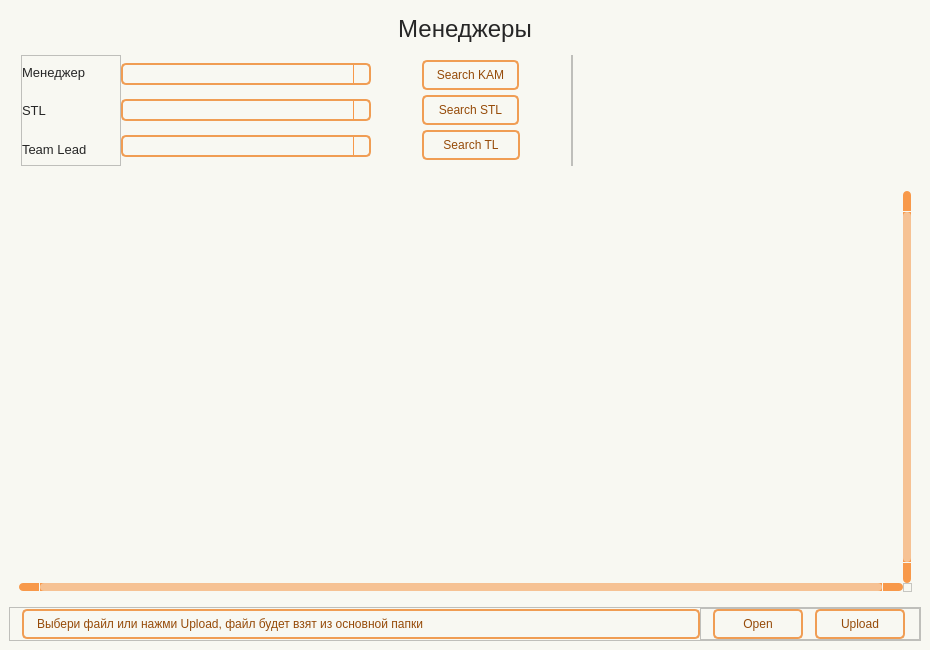
First picture: the form in wind/pages/managers.ui, repository Masik84/Daily_Report_QT, before the edit.
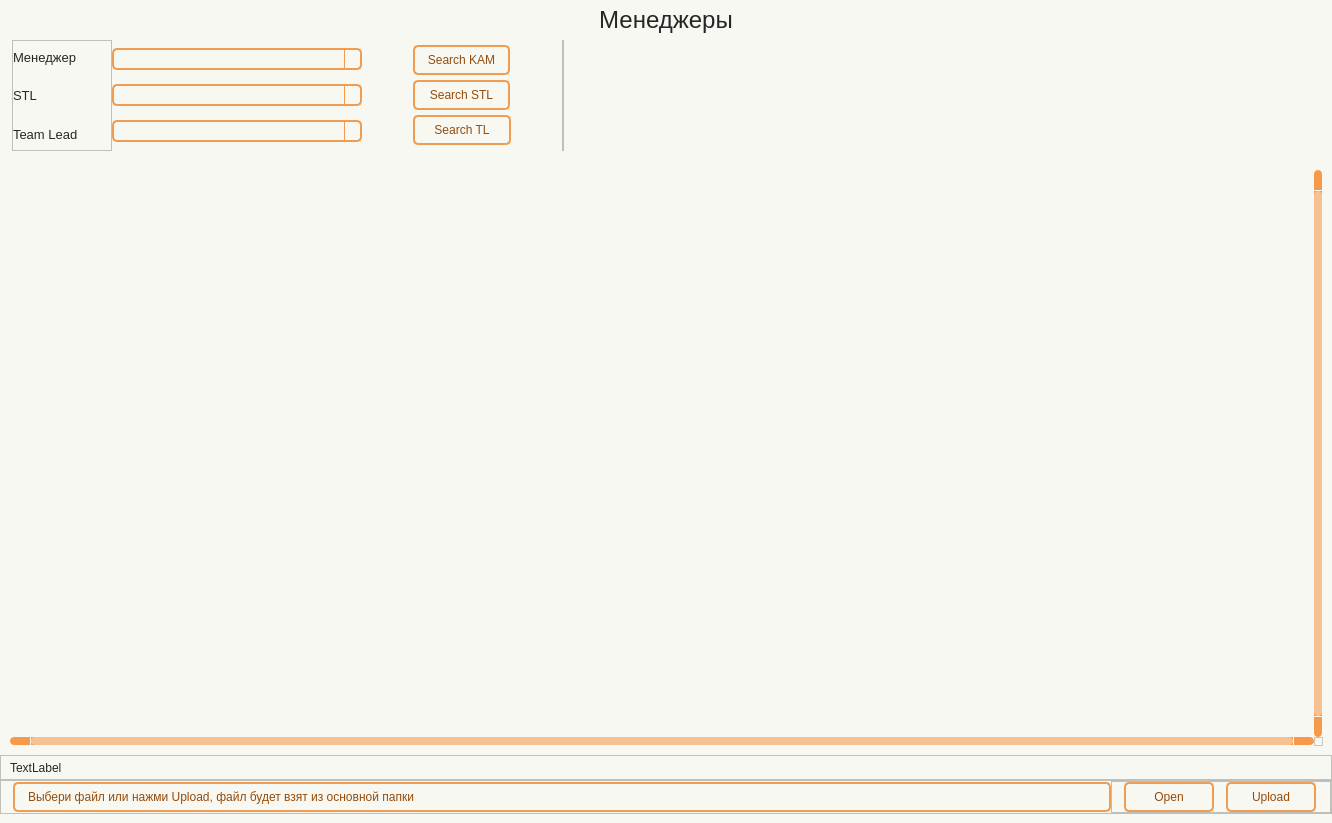
Second picture: the form after the edit. Icons and pictures are not drawn.

Patch:
```diff
--- a/wind/pages/managers.ui
+++ b/wind/pages/managers.ui
@@ -6,8 +6,8 @@
    <rect>
     <x>0</x>
     <y>0</y>
-    <width>930</width>
-    <height>650</height>
+    <width>1332</width>
+    <height>823</height>
    </rect>
   </property>
   <property name="minimumSize">
@@ -397,6 +397,9 @@
 </string>
   </property>
   <layout class="QHBoxLayout" name="horizontalLayout">
+   <property name="spacing">
+    <number>0</number>
+   </property>
    <property name="leftMargin">
     <number>0</number>
    </property>
@@ -412,6 +415,21 @@
    <item>
     <widget class="QWidget" name="widget" native="true">
      <layout class="QVBoxLayout" name="verticalLayout">
+      <property name="spacing">
+       <number>0</number>
+      </property>
+      <property name="leftMargin">
+       <number>0</number>
+      </property>
+      <property name="topMargin">
+       <number>0</number>
+      </property>
+      <property name="rightMargin">
+       <number>0</number>
+      </property>
+      <property name="bottomMargin">
+       <number>9</number>
+      </property>
       <item>
        <widget class="QLabel" name="Title_label">
         <property name="minimumSize">
@@ -872,6 +890,40 @@
         </attribute>
        </widget>
       </item>
+      <item>
+       <widget class="QFrame" name="frame_4">
+        <property name="minimumSize">
+         <size>
+          <width>0</width>
+          <height>25</height>
+         </size>
+        </property>
+        <property name="frameShape">
+         <enum>QFrame::Shape::StyledPanel</enum>
+        </property>
+        <property name="frameShadow">
+         <enum>QFrame::Shadow::Raised</enum>
+        </property>
+        <layout class="QHBoxLayout" name="horizontalLayout_3">
+         <property name="spacing">
+          <number>0</number>
+         </property>
+         <property name="topMargin">
+          <number>0</number>
+         </property>
+         <property name="bottomMargin">
+          <number>0</number>
+         </property>
+         <item>
+          <widget class="QLabel" name="label_msg">
+           <property name="text">
+            <string>TextLabel</string>
+           </property>
+          </widget>
+         </item>
+        </layout>
+       </widget>
+      </item>
       <item>
        <widget class="QFrame" name="frame_9">
         <property name="frameShape">
```
